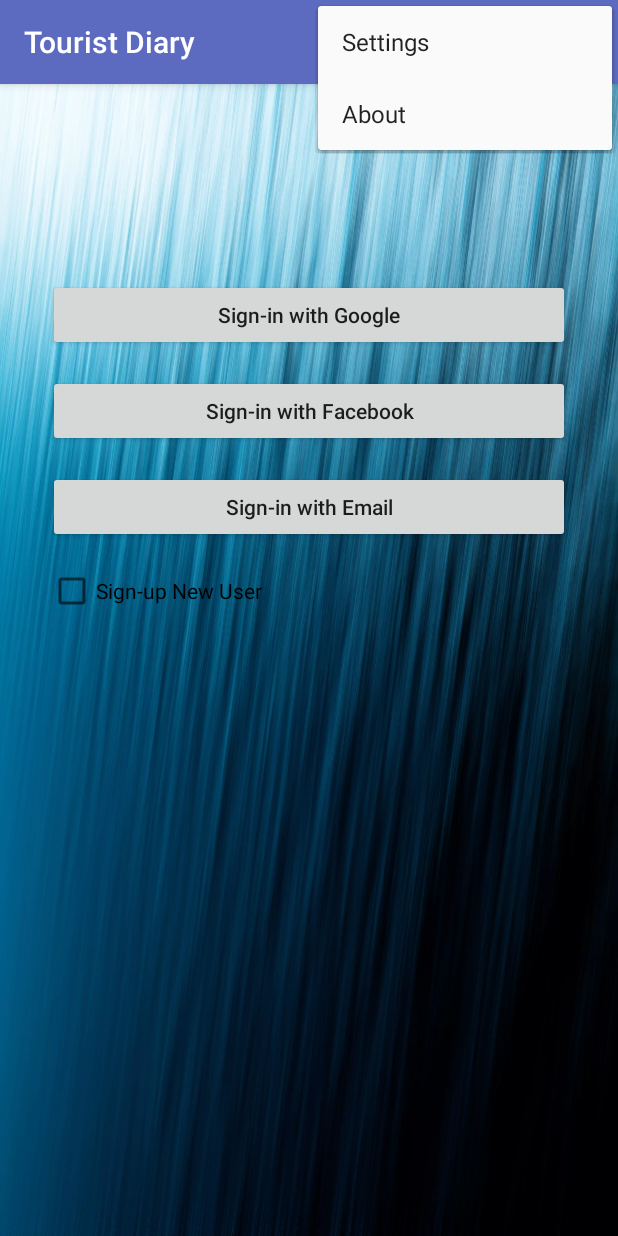
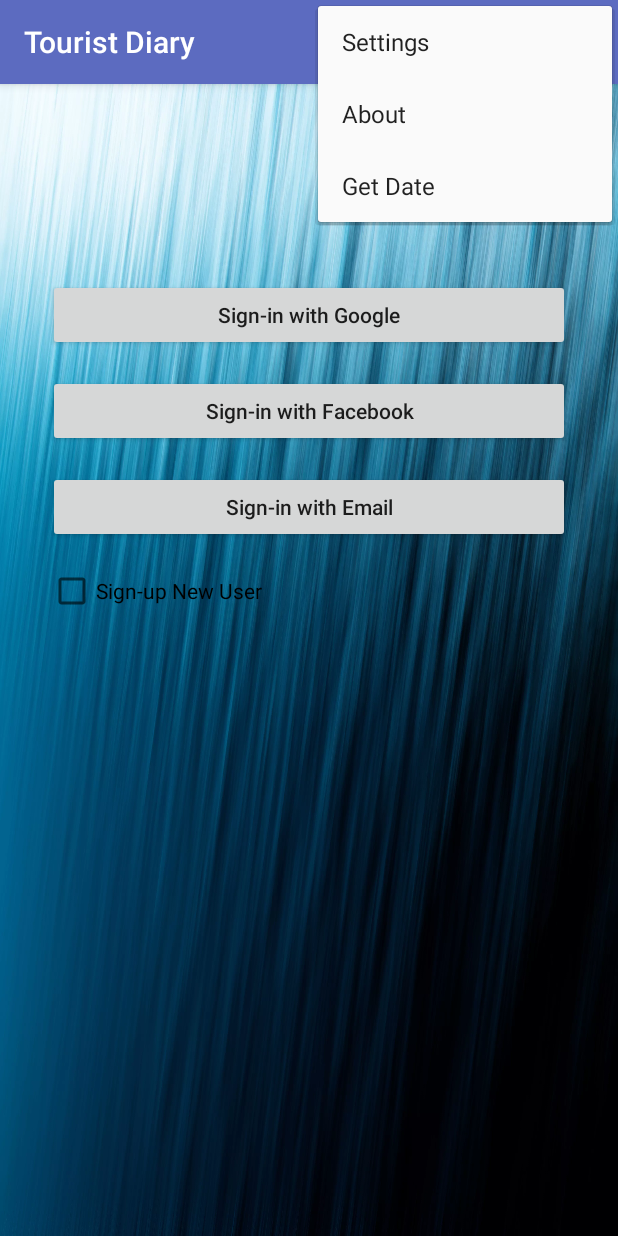
Before and after one commit to AlexKatrenich/AndroidDevMain, an Android app: the screen it shows after launch (AuthActivity), with the options menu open, on a phone screen of 412 x 824 dp. Run offline under Robolectric (Android 15) with nearby library versions, the phone set to English and light mode, and no system bars; our stand-ins replace Firebase (no records; nobody signed in at launch, a user with empty details on screens opened directly).

Commit message:
Added item menu Get_data

```diff
--- a/TouristDiary/app/src/main/java/com/katrenich/alex/touristdiary/AuthActivity.java
+++ b/TouristDiary/app/src/main/java/com/katrenich/alex/touristdiary/AuthActivity.java
@@ -77,6 +77,9 @@ public class AuthActivity extends LogActivity implements View.OnClickListener{
             case R.id.action_settings :
                 Toast.makeText(this, "Menu item 'Settings' was clicked!", Toast.LENGTH_LONG).show();
                 return true;
+            case R.id.action_get_date :
+
+                return true;
             default:
                 return super.onOptionsItemSelected(item);
         }
--- a/TouristDiary/app/src/main/res/menu/menu.xml
+++ b/TouristDiary/app/src/main/res/menu/menu.xml
@@ -15,4 +15,10 @@
         android:orderInCategory="200"
         android:title="About"
         app:showAsAction="never"/>
+    <item
+        android:id="@+id/action_get_date"
+        android:orderInCategory="300"
+        android:title="Get Date"
+        app:showAsAction="never"
+        />
 </menu>
--- a/TouristDiary/app/src/main/res/values/strings.xml
+++ b/TouristDiary/app/src/main/res/values/strings.xml
@@ -3,4 +3,5 @@
     <string name="menu_action_settings">Settings</string>
     <string name="menu_action_about">About</string>
     <string name="menu_action_log_out">Log-out</string>
+    <string name="menu_action_get_date">Get date</string>
 </resources>
```
